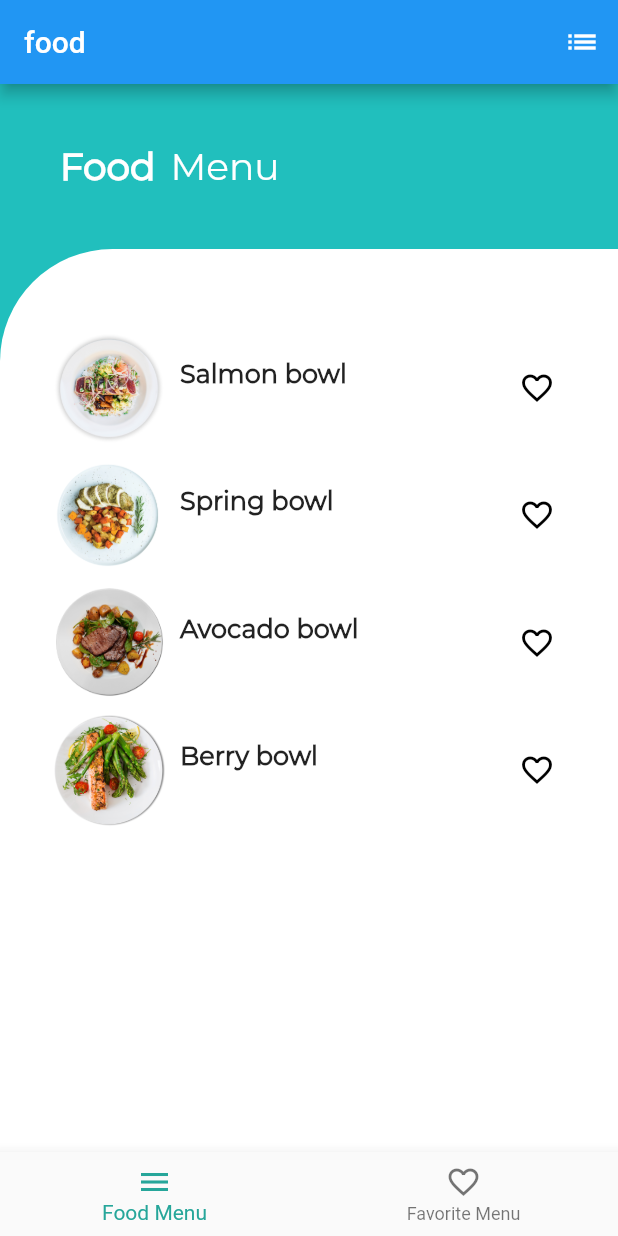
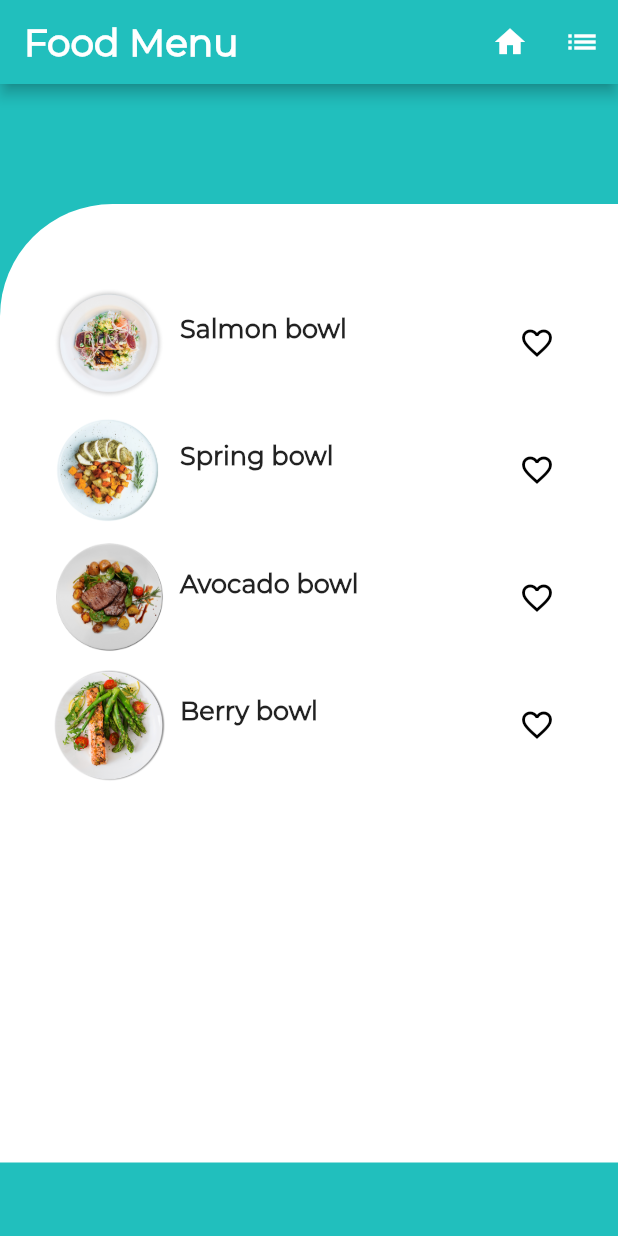
Before and after one commit to txkidxki/project-953494, a Flutter app: the screen it shows after launch, on a phone screen of 412 x 824 dp. Run offline on Flutter 3.47's test engine with Material 2 defaults, Android fonts, the phone set to English and light mode, and no system bars; project files that could hold a hidden picture were left out.

Commit message:
จัดหน้าตาให้เรียบร้อยขึ้น

```diff
--- a/lib/main.dart
+++ b/lib/main.dart
@@ -39,8 +39,19 @@ class _MyHomePageState extends State<MyHomePage> {
   Widget build(BuildContext context) {
     return Scaffold(
       appBar: AppBar(
-        title: Text('food'),
+        backgroundColor: Color(0xFF21BFBD),
+        title: Text('Food Menu',
+                    style: TextStyle(
+                        fontFamily: 'Montserrat',
+                        color: Colors.white,
+                        fontWeight: FontWeight.bold,
+                        fontSize: 25.0)),
         actions: [
+          IconButton(
+            icon: Icon(Icons.home),
+            onPressed: () {
+            },
+          ),
           IconButton(
             icon: Icon(Icons.list),
             onPressed: () {
@@ -86,20 +97,20 @@ class _MyHomePageState extends State<MyHomePage> {
           Padding(
             padding: EdgeInsets.only(left: 40.0),
             child: Row(
-              children: <Widget>[
-                Text('Food',
-                    style: TextStyle(
-                        fontFamily: 'Montserrat',
-                        color: Colors.white,
-                        fontWeight: FontWeight.bold,
-                        fontSize: 25.0)),
-                SizedBox(width: 10.0),
-                Text('Menu',
-                    style: TextStyle(
-                        fontFamily: 'Montserrat',
-                        color: Colors.white,
-                        fontSize: 25.0))
-              ],
+              // children: <Widget>[
+              //   Text('Food',
+              //       style: TextStyle(
+              //           fontFamily: 'Montserrat',
+              //           color: Colors.white,
+              //           fontWeight: FontWeight.bold,
+              //           fontSize: 25.0)),
+              //   SizedBox(width: 10.0),
+              //   Text('Menu',
+              //       style: TextStyle(
+              //           fontFamily: 'Montserrat',
+              //           color: Colors.white,
+              //           fontSize: 25.0))
+              // ],
             ),
           ),
           SizedBox(height: 40.0),
@@ -181,21 +192,21 @@ class _MyHomePageState extends State<MyHomePage> {
           )
         ],
       ),
-      bottomNavigationBar: BottomNavigationBar(
-        items: const <BottomNavigationBarItem>[
-          BottomNavigationBarItem(
-            icon: Icon(Icons.menu),
-            label: 'Food Menu',
-          ),
-          BottomNavigationBarItem(
-            icon: Icon(Icons.favorite_border),
-            label: 'Favorite Menu',
-          ),
-        ],
-        currentIndex: _selectedIndex,
-        selectedItemColor: Colors.teal[400],
-        onTap: _onItemTapped,
-      ),
+      // bottomNavigationBar: BottomNavigationBar(
+      //   items: const <BottomNavigationBarItem>[
+      //     BottomNavigationBarItem(
+      //       icon: Icon(Icons.menu),
+      //       label: 'Food Menu',
+      //     ),
+      //     BottomNavigationBarItem(
+      //       icon: Icon(Icons.favorite_border),
+      //       label: '',
+      //     ),
+      //   ],
+      //   currentIndex: _selectedIndex,
+      //   selectedItemColor: Colors.teal[400],
+      //   onTap: _onItemTapped,
+      // ),
     );
   }
 
@@ -269,7 +280,9 @@ class _MyHomePageState extends State<MyHomePage> {
           ListTile.divideTiles(context: context, tiles: tiles).toList();
 
       return Scaffold(
-          appBar: AppBar(title: Text('Saved WordPairs')),
+          appBar: AppBar(
+            backgroundColor: Color(0xFF21BFBD),
+            title: Text('Favorite Menu')),
           body: ListView(children: divided));
     }));
   }
```
